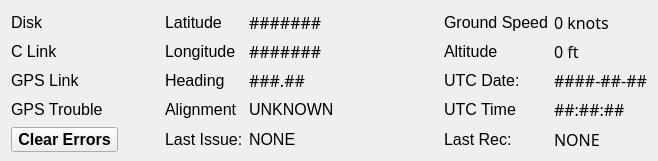
First picture: the form in flightindicators.ui, repository nasa-jpl/FlightView, before the edit.
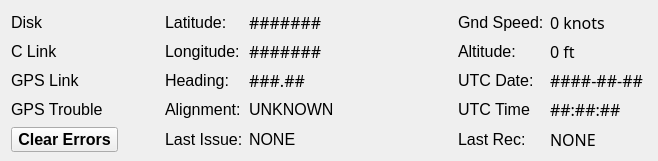
Second picture: the form after the edit. Custom widgets are drawn as their Qt base class.

Commit message: Larger font for current-recording. Minor UI edit.

What changed in the file:
```diff
--- a/flightindicators.ui
+++ b/flightindicators.ui
@@ -54,7 +54,7 @@
       </font>
      </property>
      <property name="text">
-      <string>Latitude</string>
+      <string>Latitude:</string>
      </property>
     </widget>
    </item>
@@ -66,7 +66,7 @@
       </font>
      </property>
      <property name="text">
-      <string>Longitude</string>
+      <string>Longitude:</string>
      </property>
     </widget>
    </item>
@@ -191,7 +191,7 @@
       </font>
      </property>
      <property name="text">
-      <string>Ground Speed</string>
+      <string>Gnd Speed:</string>
      </property>
     </widget>
    </item>
@@ -229,7 +229,7 @@
       </font>
      </property>
      <property name="text">
-      <string>Altitude</string>
+      <string>Altitude:</string>
      </property>
     </widget>
    </item>
@@ -259,7 +259,7 @@
       </font>
      </property>
      <property name="text">
-      <string>Heading</string>
+      <string>Heading:</string>
      </property>
     </widget>
    </item>
@@ -345,7 +345,7 @@
       </font>
      </property>
      <property name="text">
-      <string>Alignment</string>
+      <string>Alignment:</string>
      </property>
     </widget>
    </item>
```
The commit also changes 1 other file.
